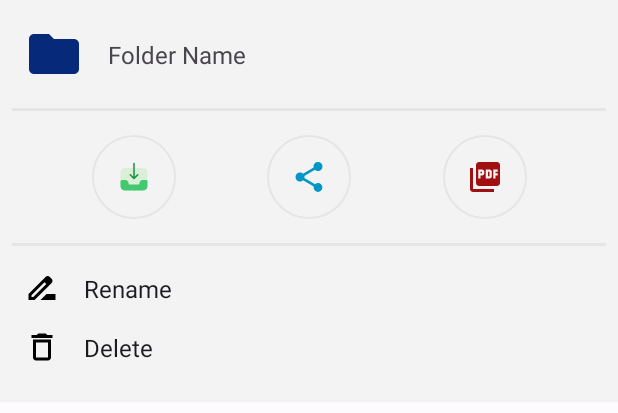
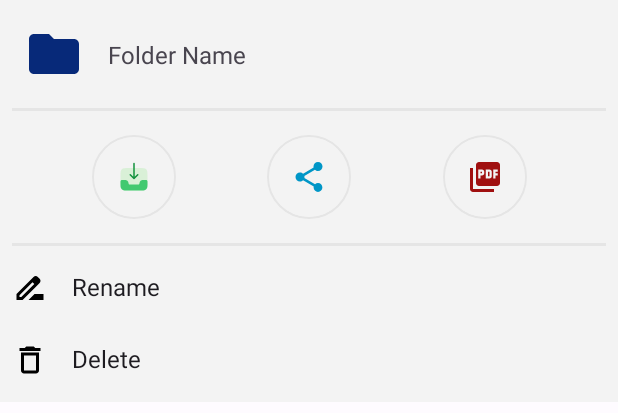
Before and after one commit to Rahulrajput101/HandWritter, an Android app: the layout custom_popup_menu.xml on its own in the app's theme, with its tools: preview values and no code run, on a phone screen of 412 x 824 dp. Shown: the top 413 px of the screen. Run offline under Robolectric (Android 15) with nearby library versions, the phone set to English and light mode, and no system bars; network calls fail.

```diff
--- a/app/build.gradle
+++ b/app/build.gradle
@@ -83,4 +83,6 @@ dependencies {
     implementation "com.google.mlkit:translate:17.0.1"
     implementation 'com.itextpdf:itextpdf:5.5.13.2'
 
+    implementation 'com.google.code.gson:gson:2.9.0'
+
 }
--- a/app/src/main/java/com.elkdocs.handwritter/data/data_source/MyFolderDao.kt
+++ b/app/src/main/java/com.elkdocs.handwritter/data/data_source/MyFolderDao.kt
@@ -36,6 +36,9 @@ interface MyFolderDao {
     @Query("SELECT * FROM my_pages WHERE folderId = :folderId")
     fun getAllPages(folderId: Long): Flow<List<MyPageModel>>
 
+    @Query("SELECT * FROM  my_pages WHERE pageId = :pageId")
+    suspend fun getPageById(pageId : Long): MyPageModel
+
     @Query("SELECT * FROM my_pages")
     fun getPages() : Flow<List<MyPageModel>>
 
--- a/app/src/main/java/com.elkdocs.handwritter/data/repository/MyFolderRepositoryImp.kt
+++ b/app/src/main/java/com.elkdocs.handwritter/data/repository/MyFolderRepositoryImp.kt
@@ -59,5 +59,9 @@ class MyFolderRepositoryImp(
         myFolderDao.updateFolderPageCount(folderId,pageCount)
     }
 
+    override suspend fun getPageById(pageId: Long): MyPageModel {
+       return myFolderDao.getPageById(pageId)
+    }
+
 
 }
--- a/app/src/main/java/com.elkdocs.handwritter/domain/model/MyPageModel.kt
+++ b/app/src/main/java/com.elkdocs.handwritter/domain/model/MyPageModel.kt
@@ -39,8 +39,6 @@ data class MyPageModel(
     val dateTextViewY: Float = 0f,
     val headingTextViewX: Float = 0f,
     val headingTextViewY: Float = 0f,
-
-    //val underlineSpans: MutableList<Pair<Int, Int>> = mutableListOf()
     ) : Parcelable{
     companion object {
         fun fromMyPageModel(pageDetail: MyPageModel): PageEditState {
--- a/app/src/main/java/com.elkdocs.handwritter/domain/repository/MyFolderRepository.kt
+++ b/app/src/main/java/com.elkdocs.handwritter/domain/repository/MyFolderRepository.kt
@@ -33,4 +33,6 @@ interface MyFolderRepository {
     suspend fun deleteMyFolderWithPages(folderId : Long)
 
     suspend fun updateFolderPageCount(folderId: Long, pageCount: Int)
+
+   suspend fun getPageById(pageId : Long) : MyPageModel
 }
--- a/app/src/main/java/com.elkdocs.handwritter/presentation/folder_screen/FolderEvent.kt
+++ b/app/src/main/java/com.elkdocs.handwritter/presentation/folder_screen/FolderEvent.kt
@@ -5,7 +5,7 @@ import com.elkdocs.handwritter.domain.model.MyPageModel
 
 sealed interface FolderEvent{
     data class AddFolder(val myFolderModel: MyFolderModel) : FolderEvent
-    data class DeleteFolderWithPages(val FolderModel : MyFolderModel) : FolderEvent
+    data class DeleteFolderWithPages(val folderId : Long) : FolderEvent
 
 
 }
--- a/app/src/main/java/com.elkdocs.handwritter/presentation/folder_screen/FolderViewModel.kt
+++ b/app/src/main/java/com.elkdocs.handwritter/presentation/folder_screen/FolderViewModel.kt
@@ -45,7 +45,7 @@ class FolderViewModel @Inject constructor(
 
             is FolderEvent.DeleteFolderWithPages -> {
                 viewModelScope.launch {
-                    deleteMyFolderWithPages(event.FolderModel.folderId!!)
+                    deleteMyFolderWithPages(event.folderId)
                 }
             }
         }
--- a/app/src/main/java/com.elkdocs.handwritter/presentation/page_viewer_screen/PageViewerFragment.kt
+++ b/app/src/main/java/com.elkdocs.handwritter/presentation/page_viewer_screen/PageViewerFragment.kt
@@ -87,7 +87,7 @@ class PageViewerFragment : Fragment() {
         adapter = PageViewerAdapter(
             onPageClick = { pageDetail ->
                 findNavController().navigate(
-                    PageViewerFragmentDirections.actionPageViewerFragmentToPageEditFragment(pageDetail)
+                    PageViewerFragmentDirections.actionPageViewerFragmentToPageEditFragment(pageDetail.pageId!!)
                 )
             },
             onDeleteClick = { qrData ->
--- a/app/src/main/java/com.elkdocs.handwritter/presentation/page_viewer_screen/PageViewerViewModel.kt
+++ b/app/src/main/java/com.elkdocs.handwritter/presentation/page_viewer_screen/PageViewerViewModel.kt
@@ -50,7 +50,6 @@ class PageViewerViewModel @Inject constructor(
     init {
         viewModelScope.launch {
             allPages.collect { pages ->
-
             }
         }
     }
--- a/app/src/main/java/com.elkdocs.handwritter/util/Constant.kt
+++ b/app/src/main/java/com.elkdocs.handwritter/util/Constant.kt
@@ -150,6 +150,8 @@ object Constant {
     const val SHARED_PREFERENCE_NAME = "shared_pref"
     const val IS_LINEAR = " KEY_LOOK"
 
+    const val PAGE_EDIT_STATE_PREF = "page_edit_state_pref"
+
 //    For Black:
 //
 //    Jet Black: 0xFF000000.toInt()
--- a/app/src/main/res/layout/custom_popup_menu.xml
+++ b/app/src/main/res/layout/custom_popup_menu.xml
@@ -186,19 +186,26 @@
             app:layout_constraintStart_toStartOf="parent"
             app:layout_constraintTop_toBottomOf="@+id/view1" />
 
+        <LinearLayout
+            android:id="@+id/item_rename"
+            android:layout_width="match_parent"
+            android:layout_height="wrap_content"
+            android:paddingVertical="8dp"
+            android:layout_marginTop="8dp"
+            android:foreground="?attr/selectableItemBackground"
+            app:layout_constraintStart_toStartOf="parent"
+            app:layout_constraintTop_toBottomOf="@+id/view2"
+            >
+
             <ImageView
                 android:id="@+id/item_rename_icon"
                 android:layout_width="24dp"
                 android:layout_height="24dp"
-            android:layout_marginStart="8dp"
-            android:layout_marginTop="16dp"
                 android:src="@drawable/baseline_drive_file_rename_outline_24"
-            app:layout_constraintStart_toStartOf="parent"
-            app:layout_constraintTop_toBottomOf="@+id/view2" />
+                />
 
             <TextView
                 style="@style/Widget.AppCompat.TextView.SpinnerItem"
-            android:id="@+id/item_rename"
                 android:layout_width="wrap_content"
                 android:layout_height="wrap_content"
                 android:layout_marginStart="8dp"
@@ -207,13 +214,26 @@
                 app:layout_constraintStart_toEndOf="@+id/item_rename_icon"
                 app:layout_constraintTop_toTopOf="@+id/item_rename_icon" />
 
+
+        </LinearLayout>
+
+
+        <LinearLayout
+            android:id="@+id/item_delete"
+            android:layout_width="match_parent"
+            android:layout_height="wrap_content"
+            android:foreground="?attr/selectableItemBackground"
+            android:paddingVertical="8dp"
+            android:layout_marginTop="8dp"
+            android:src="@drawable/baseline_delete_outline_24"
+            app:layout_constraintBottom_toBottomOf="parent"
+            app:layout_constraintStart_toStartOf="parent"
+            app:layout_constraintTop_toBottomOf="@+id/item_rename">
+
             <ImageView
                 android:id="@+id/item_delete_icon"
                 android:layout_width="24dp"
                 android:layout_height="24dp"
-            android:layout_marginStart="8dp"
-            android:layout_marginTop="16dp"
-            android:layout_marginBottom="16dp"
                 android:src="@drawable/baseline_delete_outline_24"
                 app:layout_constraintBottom_toBottomOf="parent"
                 app:layout_constraintStart_toStartOf="parent"
@@ -221,14 +241,14 @@
 
             <TextView
                 style="@style/Widget.AppCompat.TextView.SpinnerItem"
-            android:id="@+id/item_delete"
+
                 android:layout_width="wrap_content"
                 android:layout_height="wrap_content"
                 android:layout_marginStart="8dp"
-            android:text="Delete"
-            app:layout_constraintBottom_toBottomOf="@+id/item_delete_icon"
-            app:layout_constraintStart_toEndOf="@+id/item_delete_icon"
-            app:layout_constraintTop_toTopOf="@+id/item_delete_icon" />
+                android:text="Delete" />
+        </LinearLayout>
+
+
 
 
     </androidx.constraintlayout.widget.ConstraintLayout>
--- a/app/src/main/res/layout/fragment_page_edit.xml
+++ b/app/src/main/res/layout/fragment_page_edit.xml
@@ -390,6 +390,7 @@
                         android:id="@+id/headlineParentConstraint"
                         android:layout_width="0dp"
                         android:layout_height="0dp"
+
                         app:layout_constraintBottom_toTopOf="@+id/top_view"
                         app:layout_constraintEnd_toStartOf="@+id/pageNumberTextView"
                         app:layout_constraintStart_toStartOf="@+id/ivTextEditView"
@@ -404,6 +405,7 @@
                             android:textSize="24sp"
                             app:layout_constraintBottom_toBottomOf="parent"
                             app:layout_constraintEnd_toEndOf="parent"
+                            app:layout_constraintHorizontal_bias="0.4"
                             app:layout_constraintStart_toStartOf="parent"
                             app:layout_constraintTop_toTopOf="parent" />
 
--- a/app/src/main/res/navigation/navigation.xml
+++ b/app/src/main/res/navigation/navigation.xml
@@ -36,7 +36,7 @@
         android:label="fragment_page_edit"
         tools:layout="@layout/fragment_page_edit" >
         <argument
-            android:name="pageDetail"
-            app:argType="com.elkdocs.handwritter.domain.model.MyPageModel" />
+            android:name="pageId"
+            app:argType="long" />
     </fragment>
 </navigation>
```
Also changed, not shown: app/src/main/java/com.elkdocs.handwritter/di/AppModule.kt (+10 -0 lines), app/src/main/java/com.elkdocs.handwritter/presentation/folder_screen/MainFragment.kt (+25 -4 lines), app/src/main/java/com.elkdocs.handwritter/presentation/page_edit_screen/PageEditFragment.kt (+53 -7 lines), app/src/main/java/com.elkdocs.handwritter/presentation/page_edit_screen/PageEditState.kt (+11 -0 lines), app/src/main/java/com.elkdocs.handwritter/presentation/page_edit_screen/PageEditViewModel.kt (+6 -1 lines). Lines whose indentation alone changed are shown as unchanged.
